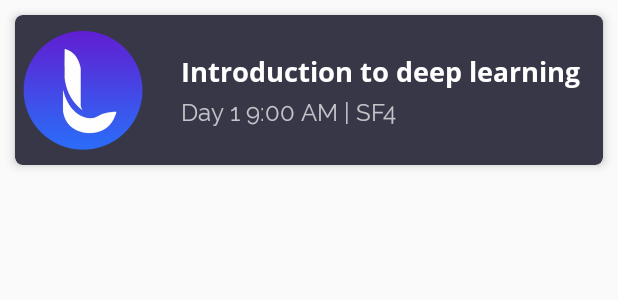
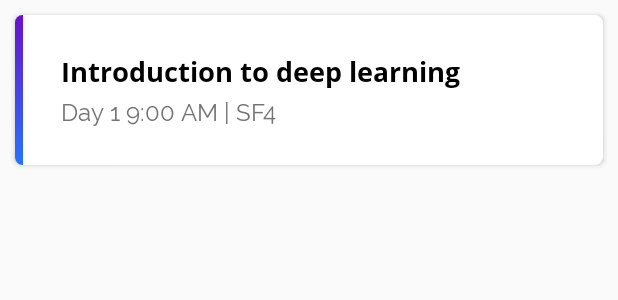
Before and after one commit to harivikneshs/leciel19, an Android app: the layout eve_cat_item.xml on its own in the app's theme, with its tools: preview values and no code run, on a phone screen of 412 x 824 dp. Shown: the top 300 px of the screen. Run offline under Robolectric (Android 15) with nearby library versions, the light colour scheme and no system bars; Roboto replaces fonts that are not available here.

Commit message:
ui changes implemented

```diff
--- a/app/src/main/java/com/barebrains/leciel19/MainActivity.java
+++ b/app/src/main/java/com/barebrains/leciel19/MainActivity.java
@@ -17,6 +17,7 @@ import android.transition.Fade;
 import android.view.MenuItem;
 import android.view.View;
 import android.view.Window;
+import android.view.WindowManager;
 import android.widget.Button;
 import android.widget.ImageView;
 import android.widget.TextView;
@@ -96,6 +97,9 @@ public class MainActivity extends AppCompatActivity {
     protected void onCreate(Bundle savedInstanceState) {
         overridePendingTransition(R.anim.fadein,R.anim.fadeout);
         super.onCreate(savedInstanceState);
+
+
+
         getWindow().requestFeature(Window.FEATURE_CONTENT_TRANSITIONS);
         getWindow().setEnterTransition(new Fade());
         setContentView(R.layout.main_layout);
--- a/app/src/main/java/com/barebrains/leciel19/home.java
+++ b/app/src/main/java/com/barebrains/leciel19/home.java
@@ -91,8 +91,8 @@ public class home extends Fragment {
         ((CardView)root.findViewById(R.id.i)).setOnClickListener(new View.OnClickListener() {
             @Override
             public void onClick(View v) {
-                Intent i=new Intent(getContext(),about.class);
-                i.putExtra("category","informals");
+                Intent i=new Intent(getContext(),event_categories.class);
+                i.putExtra("category","more");
                 startActivity(i);
             }
         });
--- a/app/src/main/res/layout/eve_cat_item.xml
+++ b/app/src/main/res/layout/eve_cat_item.xml
@@ -14,26 +14,32 @@
             android:id="@+id/dummy"
             android:layout_width="match_parent"
             android:layout_height="100dp"
+            android:layout_marginLeft="10dp"
+            android:layout_marginTop="10dp"
+            android:layout_marginRight="10dp"
             android:layout_marginBottom="5dp"
-            android:layout_marginLeft="10dp"
-            android:layout_marginRight="10dp"
-            android:layout_marginTop="10dp"
             android:foreground="?android:attr/selectableItemBackground"
-            app:cardBackgroundColor="@color/cardbg"
+            app:cardBackgroundColor="#FFFFFF"
             app:cardCornerRadius="5dp"
-            app:cardElevation="4dp">
+            app:cardElevation="2dp">
 
             <LinearLayout
                 android:layout_width="match_parent"
                 android:layout_height="match_parent"
-                android:layout_margin="5dp"
                 android:gravity="center_vertical"
                 android:orientation="horizontal">
+
+                <View
+                    android:id="@+id/divider4"
+                    android:layout_width="5dp"
+                    android:layout_height="match_parent"
+                    android:background="@drawable/gradient" />
 
                 <ImageView
                     android:id="@+id/logo"
                     android:layout_width="80dp"
                     android:layout_height="80dp"
+                    android:visibility="gone"
                     app:srcCompat="@drawable/logo" />
 
                 <LinearLayout
@@ -50,7 +56,7 @@
                         android:layout_marginBottom="5dp"
                         android:fontFamily="@font/opensansbold"
                         android:text="Introduction to deep learning"
-                        android:textColor="@android:color/white"
+                        android:textColor="@android:color/black"
                         android:textSize="18sp" />
 
                     <TextView
@@ -59,7 +65,7 @@
                         android:layout_height="wrap_content"
                         android:fontFamily="@font/ralewayregular"
                         android:text="Day 1 9:00 AM | SF4"
-                        android:textColor="@color/whitealpha"
+                        android:textColor="@color/grey"
                         android:textSize="16sp" />
                 </LinearLayout>
             </LinearLayout>
--- a/app/src/main/res/layout/fragment_schedule.xml
+++ b/app/src/main/res/layout/fragment_schedule.xml
@@ -26,7 +26,7 @@
                 android:layout_height="wrap_content"
                 app:layout_constraintTop_toTopOf="parent"
                 app:tabIndicatorColor="@color/redd"
-                app:tabSelectedTextColor="@color/gradv"
+                app:tabSelectedTextColor="@android:color/white"
                 app:tabTextColor="@color/unselected">
 
                 <android.support.design.widget.TabItem
@@ -56,7 +56,8 @@
             <android.support.v4.view.ViewPager
                 android:id="@+id/viewpager"
                 android:layout_width="match_parent"
-                android:layout_height="wrap_content">
+                android:layout_height="wrap_content"
+                android:layout_marginBottom="60dp">
 
                 <FrameLayout
                     android:layout_width="match_parent"
--- a/app/src/main/res/layout/main_layout.xml
+++ b/app/src/main/res/layout/main_layout.xml
@@ -42,12 +42,13 @@
                     android:layout_weight="1" />
 
                 <ImageView
-                    android:foreground="?attr/selectableItemBackground"
                     android:id="@+id/prof"
                     android:layout_width="40dp"
                     android:layout_height="40dp"
                     android:layout_marginRight="10dp"
                     android:layout_marginBottom="5dp"
+                    android:foreground="?attr/selectableItemBackground"
+                    android:visibility="gone"
                     app:srcCompat="@drawable/ic_baseline_account_circle_24px" />
 
                 <Button
--- a/app/src/main/res/values/colors.xml
+++ b/app/src/main/res/values/colors.xml
@@ -11,7 +11,7 @@
     <color name="light">#A4FF416C</color>
     <color name="whitealpha">#b4ffffff</color>
     <color name="redd">#ff0111</color>
-    <color name="cardbg">#373748</color>
+    <color name="cardbg">#74b9ff</color>
     <color name="notbg">#AFB0FD</color>
     <color name="gradv">#6A11CB</color>
     <color name="unselected">#64000000</color>
```
Also changed, not shown: app/src/main/res/layout/activity_event_categories.xml (+5 -3 lines), app/src/main/res/layout/fragment_home.xml (+8 -1 lines), app/src/main/res/layout/schitem.xml (+12 -11 lines). Lines whose indentation alone changed are shown as unchanged.
